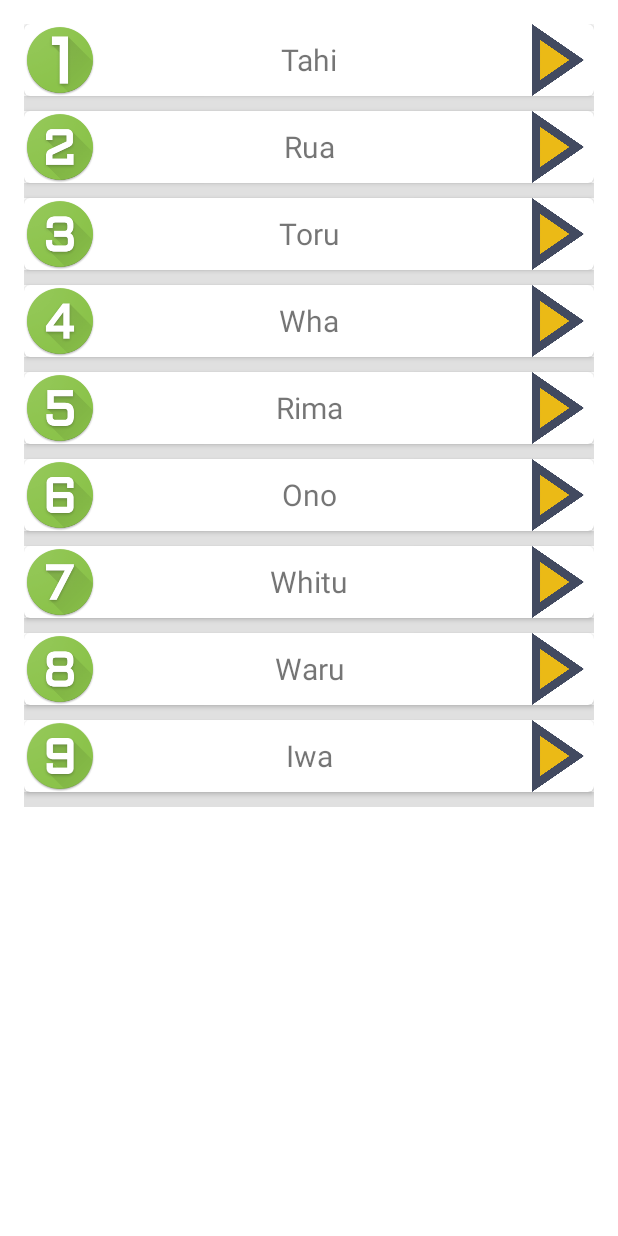
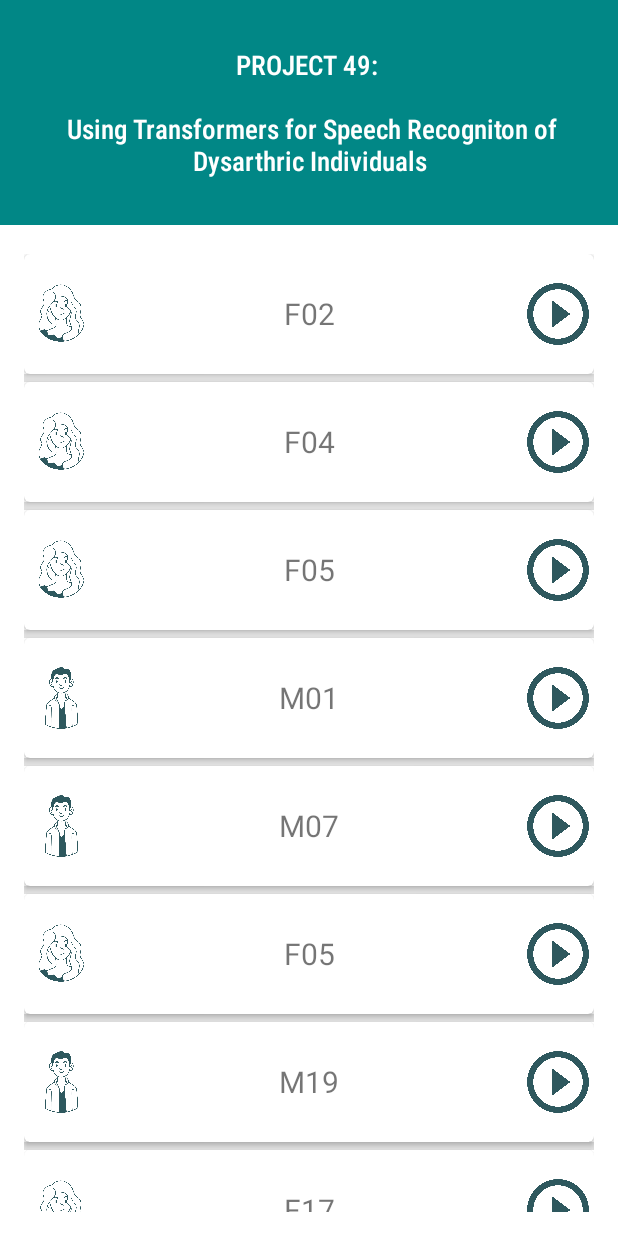
Before and after one commit to dshah1901/Project-49-NotOptimusPrime, an Android app: the screen it shows after launch (MainActivity), on a phone screen of 412 x 824 dp. Run offline under Robolectric (Android 15) with nearby library versions, the light colour scheme and no system bars.

Commit message:
Changed speakers and icons

```diff
--- a/NotOptimusPrime/app/src/main/java/com/example/notoptimusprime/MainActivity.java
+++ b/NotOptimusPrime/app/src/main/java/com/example/notoptimusprime/MainActivity.java
@@ -33,8 +33,6 @@ public class MainActivity extends AppCompatActivity {
         ListView listView = (ListView) findViewById(R.id.list_view);
         listView.setAdapter(itemsAdapter);
 
-
-
         //assign values to each control on the layout
 //        btn = findViewById(R.id.button);
 
--- a/NotOptimusPrime/app/src/main/java/com/example/notoptimusprime/model/DataProvider.java
+++ b/NotOptimusPrime/app/src/main/java/com/example/notoptimusprime/model/DataProvider.java
@@ -8,15 +8,15 @@ import java.util.Map;
 public class DataProvider {
     public static Map<Integer, String> generateMaoriDigits(){
         Map<Integer, String> words = new LinkedHashMap<>();
-        words.put(1, "Tahi");
-        words.put(2, "Rua");
-        words.put(3, "Toru");
-        words.put(4, "Wha");
-        words.put(5, "Rima");
-        words.put(6, "Ono");
-        words.put(7, "Whitu");
-        words.put(8, "Waru");
-        words.put(9, "Iwa");
+        words.put(1, "F02");
+        words.put(2, "F04");
+        words.put(3, "F05");
+        words.put(4, "M01");
+        words.put(5, "M07");
+        words.put(6, "F05");
+        words.put(7, "M19");
+        words.put(8, "F17");
+        words.put(9, "M19");
         return words;
     }
 
@@ -26,7 +26,13 @@ public class DataProvider {
         for (Integer key : speakers.keySet()){
             int digit = key;
             String maoriTranslation = speakers.get(key);
-            String icon = "icon" + String.valueOf(key);
+            String icon;
+            if(maoriTranslation.contains("F")){
+                icon = "icon_female";
+            } else{
+                icon = "icon_male";
+            }
+
             String audio = "audio_" + String.valueOf(key);
 
             Speaker s = new Speaker(digit, audio, icon, maoriTranslation);
--- a/NotOptimusPrime/app/src/main/res/layout/activity_main.xml
+++ b/NotOptimusPrime/app/src/main/res/layout/activity_main.xml
@@ -1,16 +1,31 @@
 <?xml version="1.0" encoding="utf-8"?>
-<ListView xmlns:android="http://schemas.android.com/apk/res/android"
+<LinearLayout xmlns:android="http://schemas.android.com/apk/res/android"
     xmlns:app="http://schemas.android.com/apk/res-auto"
     xmlns:tools="http://schemas.android.com/tools"
     android:layout_width="match_parent"
     android:layout_height="match_parent"
+    tools:context=".MainActivity"
+    android:orientation="vertical">
+    <TextView
+        android:layout_width="match_parent"
+        android:layout_height="150dp"
+        android:fontFamily="sans-serif-condensed-medium"
+        android:gravity="center"
+        android:textSize="18sp"
+        android:textColor="@color/white"
+        android:background="@color/teal_700"
+        android:padding="10sp"
+        android:text="PROJECT 49: \n\n Using Transformers for Speech Recogniton of Dysarthric Individuals"/>
+    <ListView
+        android:layout_width="match_parent"
+        android:layout_height="wrap_content"
+        android:layout_marginTop="3dp"
         android:padding="16dp"
-    android:dividerHeight="10sp"
+        android:dividerHeight="5sp"
         android:id = "@+id/list_view"
         tools:context=".MainActivity">
-
-
-
+    </ListView>
+</LinearLayout>
 
     <!--    <Button-->
     <!--        android:id="@+id/button"-->
@@ -30,5 +45,3 @@
     <!--        app:layout_constraintTop_toTopOf="parent"-->
     <!--        app:layout_constraintVertical_bias="0.0"-->
     <!--        app:strokeColor="#874444" />-->
-
-</ListView>
--- a/NotOptimusPrime/app/src/main/res/layout/number_list_view_item.xml
+++ b/NotOptimusPrime/app/src/main/res/layout/number_list_view_item.xml
@@ -3,8 +3,8 @@
     xmlns:app="http://schemas.android.com/apk/res-auto"
     android:layout_margin="8dp"
     app:cardCornerRadius="4dp"
-    android:elevation="4dp"
-    android:layout_height="wrap_content"
+    android:background="@color/white"
+    android:layout_height="80sp"
     android:layout_width = "match_parent">
     <LinearLayout
         android:layout_width="match_parent"
@@ -12,8 +12,8 @@
         android:orientation="horizontal">
         <ImageView
             android:layout_width="48dp"
-            android:layout_height="48dp"
-            android:src="@drawable/icon0"
+            android:layout_height="match_parent"
+            android:src="@drawable/icon_female"
             android:id="@+id/icon_image_view"/>
         <TextView
             android:id="@+id/maori_text_view"
@@ -25,9 +25,9 @@
             android:textSize="20sp"/>
         <ImageView
             android:layout_width="48dp"
-            android:layout_height="48dp"
+            android:layout_height="match_parent"
             android:id="@+id/play_button"
-            android:src="@drawable/play"
+            android:src="@drawable/iconplay"
             />
 
 
```
Also changed, not shown: NotOptimusPrime/app/src/main/res/drawable/icon0.png (deleted), NotOptimusPrime/app/src/main/res/drawable/icon1.png (deleted), NotOptimusPrime/app/src/main/res/drawable/icon10.png (deleted), NotOptimusPrime/app/src/main/res/drawable/icon2.png (deleted), NotOptimusPrime/app/src/main/res/drawable/icon3.png (deleted), NotOptimusPrime/app/src/main/res/drawable/icon4.png (deleted), NotOptimusPrime/app/src/main/res/drawable/icon5.png (deleted), NotOptimusPrime/app/src/main/res/drawable/icon6.png (deleted), NotOptimusPrime/app/src/main/res/drawable/icon7.png (deleted), NotOptimusPrime/app/src/main/res/drawable/icon8.png (deleted), NotOptimusPrime/app/src/main/res/drawable/icon9.png (deleted), NotOptimusPrime/app/src/main/res/drawable/icon_female.png (added), NotOptimusPrime/app/src/main/res/drawable/icon_male.png (added), NotOptimusPrime/app/src/main/res/drawable/iconplay.png. Lines whose indentation alone changed are shown as unchanged.
